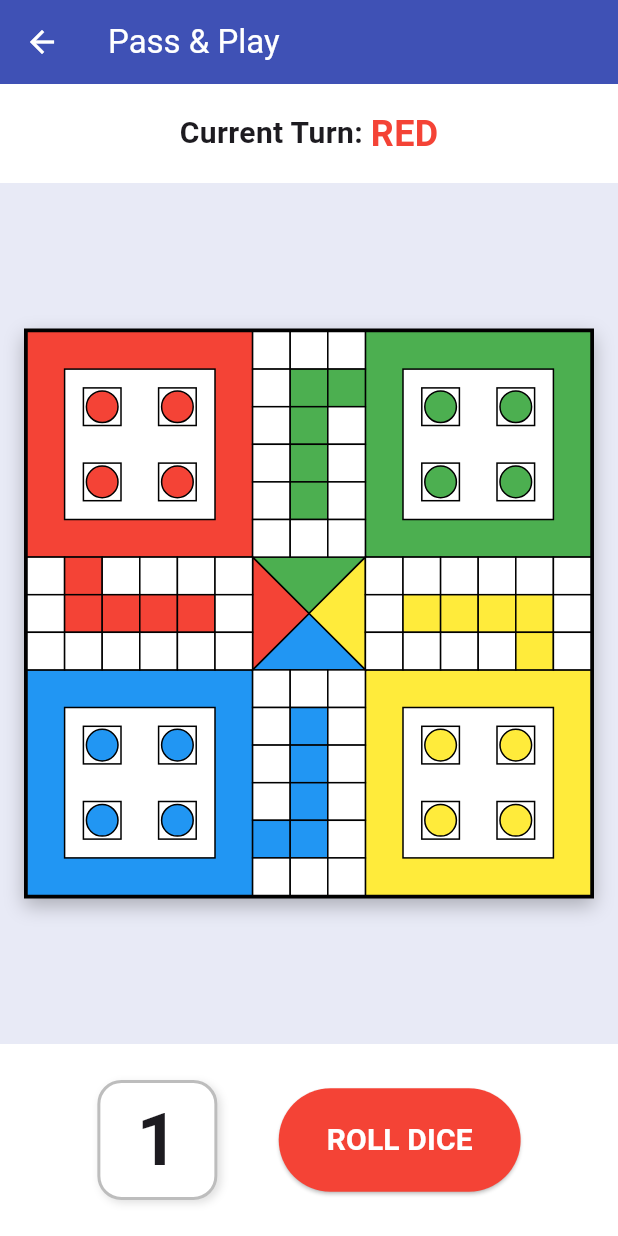
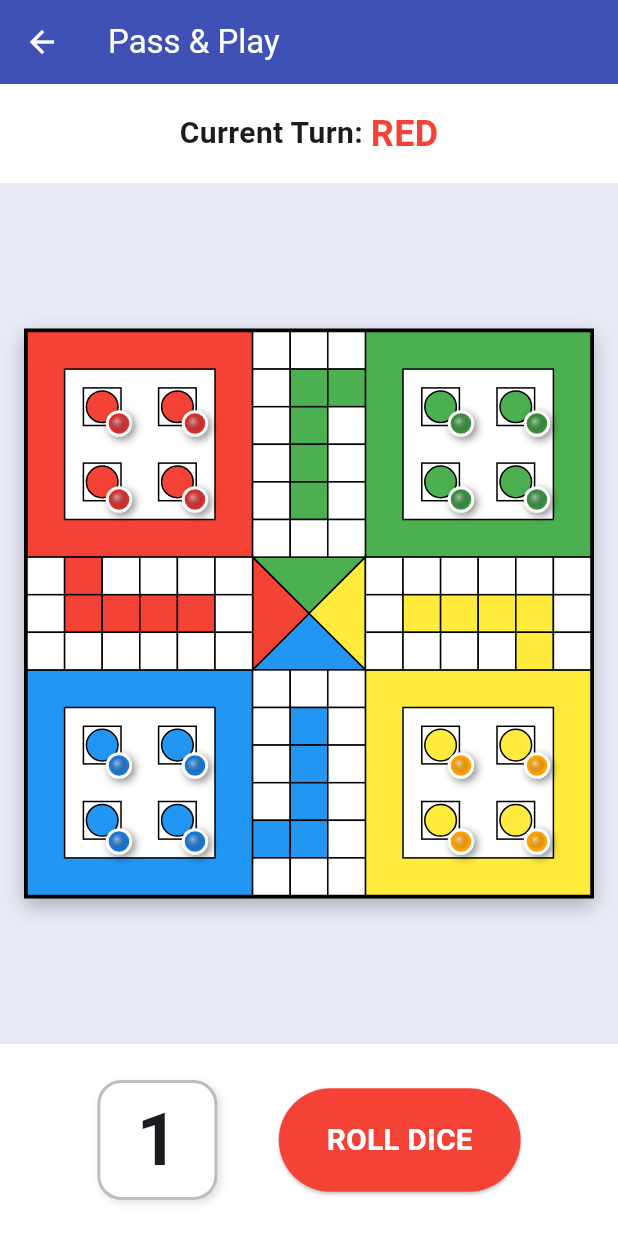
Before and after one commit to CodeWithBasu/Ludo-App, a Flutter app: the GameScreen screen opened directly, on a phone screen of 412 x 824 dp. Run offline on Flutter 3.47's test engine with Material 3 defaults, Android fonts, the phone set to English and light mode, and no system bars.

Commit message:
Render pawns on board

```diff
--- a/lib/screens/game_screen.dart
+++ b/lib/screens/game_screen.dart
@@ -1,8 +1,11 @@
 import 'package:flutter/material.dart';
 import 'package:ludo_app/models/game_state.dart';
 import 'package:ludo_app/models/player.dart';
+import 'package:ludo_app/models/pawn.dart';
 import 'package:ludo_app/logic/game_logic.dart';
+import 'package:ludo_app/logic/path_coordinates.dart';
 import 'package:ludo_app/widgets/board_widget.dart';
+import 'package:ludo_app/widgets/pawn_widget.dart';
 
 class GameScreen extends StatefulWidget {
   const GameScreen({super.key});
@@ -26,10 +29,16 @@ class _GameScreenState extends State<GameScreen> {
     });
   }
 
+  void _onPawnTapped(Pawn pawn) {
+    setState(() {
+      GameLogic.movePawn(_gameState, pawn);
+    });
+  }
+
   @override
   Widget build(BuildContext context) {
     return Scaffold(
-      backgroundColor: const Color(0xFFE8EAF6), // Light indigo background
+      backgroundColor: const Color(0xFFE8EAF6),
       appBar: AppBar(
         title: const Text('Pass & Play'),
         backgroundColor: Colors.indigo,
@@ -39,11 +48,30 @@ class _GameScreenState extends State<GameScreen> {
         child: Column(
           children: [
             _buildPlayerInfo(),
-            const Expanded(
+            Expanded(
               child: Center(
                 child: Padding(
-                  padding: EdgeInsets.all(16.0),
-                  child: BoardWidget(),
+                  padding: const EdgeInsets.all(16.0),
+                  child: LayoutBuilder(
+                    builder: (context, constraints) {
+                      // Calculate the square size for the board
+                      double boardSize = constraints.maxWidth < constraints.maxHeight
+                          ? constraints.maxWidth
+                          : constraints.maxHeight;
+                      double cellSize = boardSize / 15;
+
+                      return SizedBox(
+                        width: boardSize,
+                        height: boardSize,
+                        child: Stack(
+                          children: [
+                            const BoardWidget(),
+                            ..._buildPawns(boardSize, cellSize),
+                          ],
+                        ),
+                      );
+                    },
+                  ),
                 ),
               ),
             ),
@@ -52,6 +80,57 @@ class _GameScreenState extends State<GameScreen> {
         ),
       ),
     );
+  }
+
+  List<Widget> _buildPawns(double boardSize, double cellSize) {
+    List<Widget> pawnWidgets = [];
+
+    for (var color in PlayerColor.values) {
+      List<Pawn> pawns = _gameState.pawns[color]!;
+      for (int i = 0; i < pawns.length; i++) {
+        Pawn pawn = pawns[i];
+
+        List<int> gridCoords;
+        if (pawn.state == PawnState.atBase) {
+           gridCoords = PathCoordinates.basePositions[color.name]![i];
+        } else if (pawn.state == PawnState.atHome) {
+           // Put it near the center home
+           gridCoords = [7, 7];
+        } else {
+           if (pawn.position < 52) {
+             int absPos = GameLogic.getAbsoluteBoardPosition(pawn.color, pawn.position);
+             gridCoords = PathCoordinates.mainPath[absPos];
+           } else {
+             int homeIndex = pawn.position - 52;
+             gridCoords = PathCoordinates.homePaths[pawn.color.name]![homeIndex];
+           }
+        }
+
+        double x = gridCoords[0] * cellSize + (cellSize * 0.15); // Offset to center pawn
+        double y = gridCoords[1] * cellSize + (cellSize * 0.15);
+
+        // Adjust slightly if at home to cluster them
+        if (pawn.state == PawnState.atHome) {
+          x += (i % 2) * (cellSize * 0.3) - (cellSize * 0.15);
+          y += (i ~/ 2) * (cellSize * 0.3) - (cellSize * 0.15);
+        }
+
+        pawnWidgets.add(
+          AnimatedPositioned(
+            duration: const Duration(milliseconds: 300),
+            curve: Curves.easeInOut,
+            left: x,
+            top: y,
+            child: PawnWidget(
+              pawn: pawn,
+              size: cellSize * 0.7,
+              onTap: () => _onPawnTapped(pawn),
+            ),
+          ),
+        );
+      }
+    }
+    return pawnWidgets;
   }
 
   Widget _buildPlayerInfo() {
@@ -128,7 +207,7 @@ class _GameScreenState extends State<GameScreen> {
       case PlayerColor.green:
         return Colors.green;
       case PlayerColor.yellow:
-        return Colors.amber; // amber looks better than pure yellow
+        return Colors.amber;
       case PlayerColor.blue:
         return Colors.blue;
     }
```
